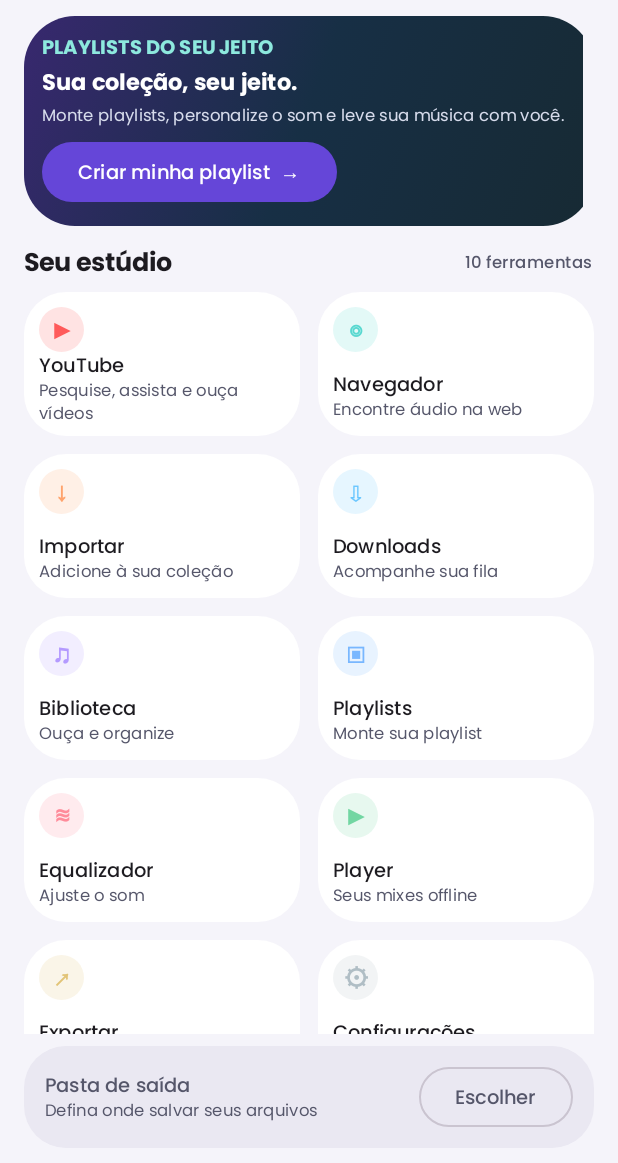
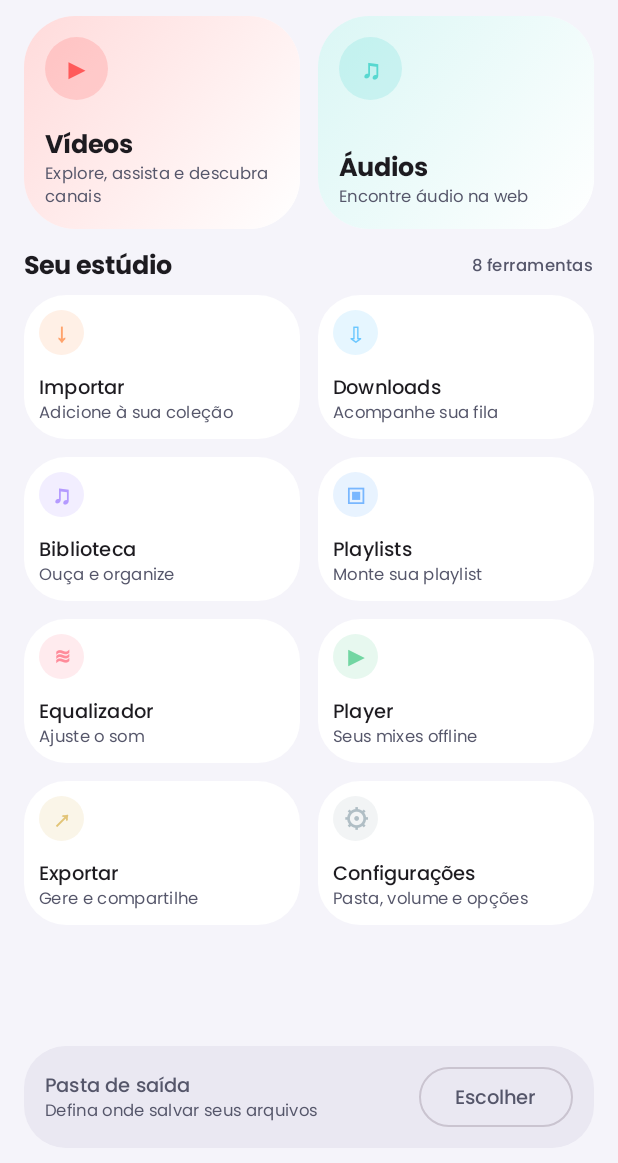
Before and after one commit to Kyra2214/MixTapeMp3, an Android app built with Jetpack Compose: the screen it shows after launch (MainActivity), on a phone screen of 412 x 824 dp, the part 73-1236 px from its top. Run offline under Robolectric (Android 15) with nearby library versions, the phone set to English and light mode, and no system bars; our stand-ins replace Room's generated code.

Commit message:
Reorganiza atalhos principais em Vídeos e Áudios

```diff
--- a/app/src/main/java/com/cdvirtual/app/feature/home/HomeScreen.kt
+++ b/app/src/main/java/com/cdvirtual/app/feature/home/HomeScreen.kt
@@ -56,8 +56,6 @@ fun HomeScreen(onNavigate: (Destination) -> Unit) {
         if (uri != null) folder = outputFolder.choose(uri)
     }
     val actions = listOf(
-        HomeAction(Destination.YouTube, "▶", "Pesquise, assista e ouça vídeos", Color(0xFFFF5A5A)),
-        HomeAction(Destination.Browser, "◎", "Encontre áudio na web", Color(0xFF58D8D0)),
         HomeAction(Destination.Importer, "↓", "Adicione à sua coleção", Color(0xFFFFA36C)),
         HomeAction(Destination.Downloads, "⇩", "Acompanhe sua fila", Color(0xFF69C6FF)),
         HomeAction(Destination.Library, "♫", "Ouça e organize", Color(0xFFB49AFF)),
@@ -88,25 +86,26 @@ fun HomeScreen(onNavigate: (Destination) -> Unit) {
             }
         }
 
-        Card(
-            Modifier.fillMaxWidth().padding(top = 10.dp).animateContentSize(),
-            shape = MaterialTheme.shapes.extraLarge,
-            colors = CardDefaults.cardColors(containerColor = Color.Transparent)
+        Row(
+            Modifier.fillMaxWidth().padding(top = 10.dp),
+            horizontalArrangement = Arrangement.spacedBy(12.dp)
         ) {
-            Box(
-                Modifier.background(Brush.linearGradient(listOf(Color(0xFF38286F), Color(0xFF172F45), Color(0xFF172A34))))
-                    .padding(12.dp)
-            ) {
-                Column {
-                    Text("PLAYLISTS DO SEU JEITO", color = Color(0xFF8DE9DE), style = MaterialTheme.typography.labelLarge, fontWeight = FontWeight.Bold)
-                    Text("Sua coleção, seu jeito.", Modifier.padding(top = 3.dp), color = Color.White, style = MaterialTheme.typography.titleMedium, fontWeight = FontWeight.Bold)
-                    Text("Monte playlists, personalize o som e leve sua música com você.",
-                        Modifier.padding(top = 4.dp), color = Color(0xFFD7DCEC), style = MaterialTheme.typography.bodySmall)
-                    Button(onClick = { onNavigate(Destination.CdEditor) }, Modifier.padding(top = 6.dp)) {
-                        Text("Criar minha playlist  →")
-                    }
-                }
-            }
+            HomeCentralCard(
+                title = "Vídeos",
+                subtitle = "Explore, assista e descubra canais",
+                symbol = "▶",
+                tint = Color(0xFFFF5A5A),
+                modifier = Modifier.weight(1f),
+                onClick = { onNavigate(Destination.YouTube) }
+            )
+            HomeCentralCard(
+                title = "Áudios",
+                subtitle = "Encontre áudio na web",
+                symbol = "♫",
+                tint = Color(0xFF58D8D0),
+                modifier = Modifier.weight(1f),
+                onClick = { onNavigate(Destination.Browser) }
+            )
         }
 
         Row(Modifier.fillMaxWidth().padding(top = 12.dp, bottom = 8.dp), verticalAlignment = Alignment.CenterVertically) {
@@ -162,3 +161,38 @@ fun HomeScreen(onNavigate: (Destination) -> Unit) {
         }
     }
 }
+
+
+@Composable
+private fun HomeCentralCard(
+    title: String,
+    subtitle: String,
+    symbol: String,
+    tint: Color,
+    modifier: Modifier = Modifier,
+    onClick: () -> Unit
+) {
+    Card(
+        modifier = modifier.height(142.dp).clickable(onClick = onClick).animateContentSize(),
+        shape = MaterialTheme.shapes.extraLarge,
+        colors = CardDefaults.cardColors(containerColor = MaterialTheme.colorScheme.surface)
+    ) {
+        Column(
+            Modifier.fillMaxSize().background(
+                Brush.linearGradient(listOf(tint.copy(alpha = 0.22f), MaterialTheme.colorScheme.surface))
+            ).padding(14.dp),
+            verticalArrangement = Arrangement.SpaceBetween
+        ) {
+            Box(
+                Modifier.size(42.dp).clip(CircleShape).background(tint.copy(alpha = 0.20f)),
+                contentAlignment = Alignment.Center
+            ) {
+                Text(symbol, color = tint, style = MaterialTheme.typography.headlineSmall, fontWeight = FontWeight.Bold)
+            }
+            Column {
+                Text(title, style = MaterialTheme.typography.titleLarge, fontWeight = FontWeight.Bold)
+                Text(subtitle, style = MaterialTheme.typography.bodySmall, color = MaterialTheme.colorScheme.onSurfaceVariant)
+            }
+        }
+    }
+}
```
